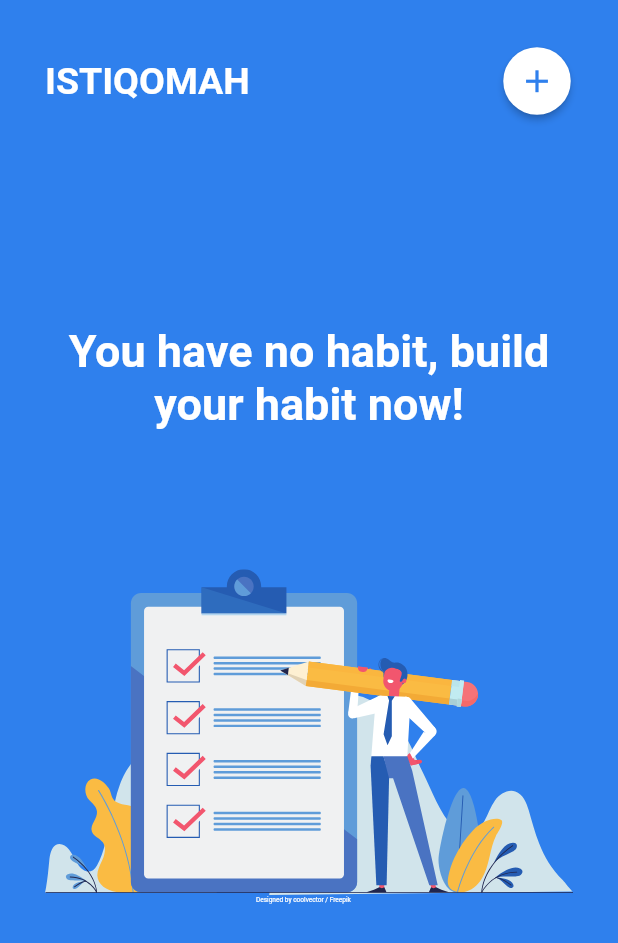
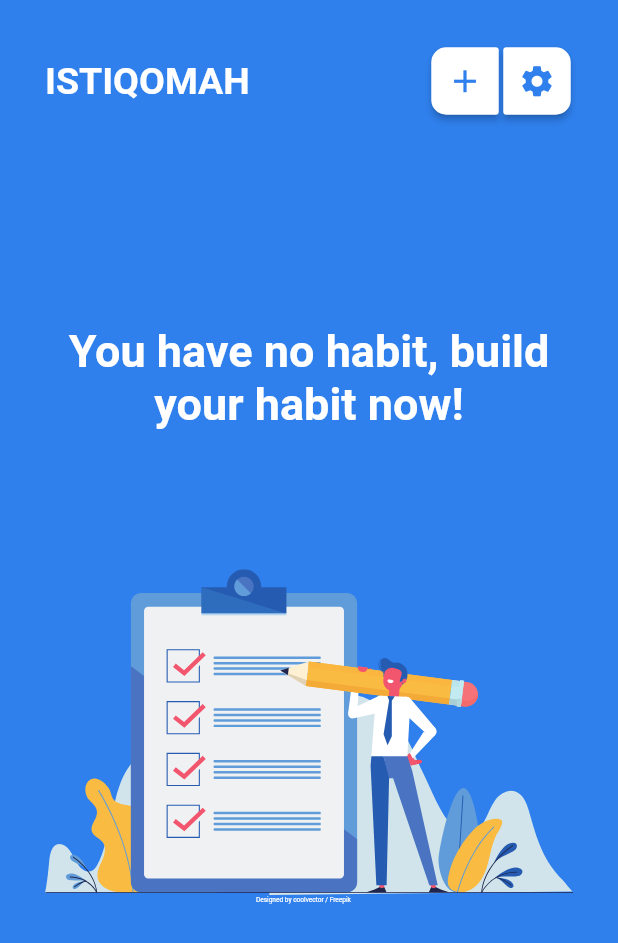
Before and after one commit to dihak/flutter-istiqomah, a Flutter app: the screen it shows after launch, after a tap on "Start", on a phone screen of 412 x 824 dp. Shown: the top 943 px of the screen. Run offline on Flutter 3.47's test engine with Material 2 defaults, Android fonts, the light colour scheme and no system bars; our stand-ins replace flutter_local_notifications, flutter_native_timezone, flutter_svg, shared_preferences, sqflite, timezone; accounts and stored records are empty; Roboto replaces fonts that are missing (ProductSans).

Commit message:
Same as Last one but Cleaner

```diff
--- a/lib/constants/app_theme.dart
+++ b/lib/constants/app_theme.dart
@@ -1,7 +1,23 @@
 import 'package:flutter/material.dart';
 import 'package:istiqomah/constants/font_family.dart';
 
-final ThemeData themeData = new ThemeData(
+ThemeData darkTheme = new ThemeData(
+  fontFamily: FontFamily.productSans,
+  brightness: Brightness.dark,
+  primaryColor: Colors.black,
+  primaryColorBrightness: Brightness.dark,
+  accentColor: Colors.blueAccent[700],
+  accentColorBrightness: Brightness.dark,
+  backgroundColor: Colors.blueAccent[200],
+  canvasColor: Colors.transparent,
+  textTheme: TextTheme(
+    bodyText1: TextStyle(color: Colors.white),
+    bodyText2: TextStyle(color: Colors.white, fontSize: 17),
+  ),
+  iconTheme: IconThemeData(color: Colors.white),
+);
+
+ThemeData blueTheme = new ThemeData(
   fontFamily: FontFamily.productSans,
   brightness: Brightness.dark,
   primaryColor: Color(0xff2F80ED),
--- a/lib/main.dart
+++ b/lib/main.dart
@@ -6,6 +6,8 @@ import 'package:istiqomah/routes.dart';
 import 'package:istiqomah/pages/get_started/index.dart';
 import 'package:provider/provider.dart';
 import 'package:shared_preferences/shared_preferences.dart';
+import 'package:istiqomah/pages/settings/config.dart';
+import 'constants/app_theme.dart';
 
 Future<void> main() async {
   runApp(
@@ -28,6 +30,9 @@ class _IstiqomahAppState extends State<IstiqomahApp> {
   void initState() {
     super.initState();
     _loadStarted();
+    currentTheme.addListener(() {
+      setState(() {});
+    });
   }
 
   @override
@@ -35,9 +40,11 @@ class _IstiqomahAppState extends State<IstiqomahApp> {
     return MaterialApp(
       title: 'ISTIQOMAH',
       routes: Routes.routes,
-      theme: themeData,
+      theme: blueTheme,
+      darkTheme: darkTheme,
+      themeMode: currentTheme.currentTheme(),
       home: Scaffold(
-        backgroundColor: Colors.blue,
+        backgroundColor: Theme.of(context).backgroundColor,
         body: _body,
       ),
     );
--- a/lib/pages/detail/components/calendar/date-item.dart
+++ b/lib/pages/detail/components/calendar/date-item.dart
@@ -1,5 +1,7 @@
 import 'package:flutter/material.dart';
 import 'package:istiqomah/constants/app_theme.dart';
+import 'package:istiqomah/pages/settings/config.dart';
+import '../../../../constants/app_theme.dart';
 
 class DateItem extends StatelessWidget {
   DateItem({
@@ -17,7 +19,7 @@ class DateItem extends StatelessWidget {
   final Function(DateTime) onPressed;
 
   final BoxDecoration activeStyle = BoxDecoration(
-    color: themeData.primaryColor,
+    color: blueTheme.primaryColor,
     shape: BoxShape.circle,
   );
   final BoxDecoration inActiveStyle = BoxDecoration(
--- a/lib/pages/detail/components/chart/monthly_chart.dart
+++ b/lib/pages/detail/components/chart/monthly_chart.dart
@@ -3,6 +3,8 @@ import 'package:flutter/material.dart';
 import 'package:istiqomah/constants/app.dart';
 import 'package:istiqomah/constants/app_theme.dart';
 import 'package:istiqomah/models/habit.dart';
+
+import '../../../../constants/app_theme.dart';
 
 class MonthlyChart extends StatelessWidget {
   final Habit habit;
@@ -52,7 +54,7 @@ class BarChartMonthly extends StatefulWidget {
 }
 
 class BarChartMonthlyState extends State<BarChartMonthly> {
-  final Color barBackgroundColor = themeData.primaryColor;
+  final Color barBackgroundColor = blueTheme.primaryColor;
   final Duration animDuration = const Duration(milliseconds: 250);
 
   int touchedIndex;
--- a/lib/pages/get_started/index.dart
+++ b/lib/pages/get_started/index.dart
@@ -36,7 +36,7 @@ class GetStarted extends StatelessWidget {
         textAlign: TextAlign.center,
         style: TextStyle(
           color: Colors.white,
-          fontSize: 28,
+          fontSize: 40,
           fontWeight: FontWeight.bold,
         ),
       ),
@@ -77,6 +77,7 @@ class GetStarted extends StatelessWidget {
         });
         Navigator.of(context).pushReplacementNamed(Routes.home);
       },
+      shape: RoundedRectangleBorder(borderRadius: BorderRadius.circular(10)),
       child: Text(
         "Start",
         style: TextStyle(fontSize: 18.0),
--- a/lib/pages/home/index.dart
+++ b/lib/pages/home/index.dart
@@ -3,6 +3,7 @@ import 'package:istiqomah/models/habit.dart';
 import 'package:istiqomah/models/notification.dart';
 import 'package:istiqomah/pages/home/components/habit_list.dart';
 import 'package:provider/provider.dart';
+import 'package:istiqomah/routes.dart';
 import 'modal/add.dart';
 
 class Home extends StatefulWidget {
@@ -52,7 +53,9 @@ class _HomeState extends State<Home> {
         ),
         RawMaterialButton(
           fillColor: Colors.white,
-          shape: new CircleBorder(),
+          shape: RoundedRectangleBorder(
+              borderRadius: BorderRadius.horizontal(
+                  right: Radius.circular(2), left: Radius.circular(10))),
           constraints: BoxConstraints.expand(width: 45, height: 45),
           onPressed: () {
             modalAddHabit(context).then(
@@ -77,7 +80,21 @@ class _HomeState extends State<Home> {
             size: 25.0,
             color: Theme.of(context).primaryColor,
           ),
-        )
+        ),
+        RawMaterialButton(
+            fillColor: Colors.white,
+            shape: RoundedRectangleBorder(
+                borderRadius: BorderRadius.horizontal(
+                    left: Radius.circular(2), right: Radius.circular(10))),
+            constraints: BoxConstraints.expand(width: 45, height: 45),
+            onPressed: () {
+              Navigator.of(context).pushReplacementNamed(Routes.settings);
+            },
+            child: Icon(
+              Icons.settings,
+              size: 25.0,
+              color: Theme.of(context).primaryColor,
+            ))
       ]),
     );
   }
--- /dev/null
+++ b/lib/pages/settings/MyTheme.dart
@@ -0,0 +1,14 @@
+import 'package:flutter/material.dart';
+
+class MyTheme with ChangeNotifier {
+  static bool _isDark = false;
+
+  ThemeMode currentTheme() {
+    return _isDark ? ThemeMode.dark : ThemeMode.light;
+  }
+
+  void switchTheme() {
+    _isDark = !_isDark;
+    notifyListeners();
+  }
+}
--- /dev/null
+++ b/lib/pages/settings/config.dart
@@ -0,0 +1,5 @@
+library config.global;
+
+import 'package:istiqomah/pages/settings/MyTheme.dart';
+
+MyTheme currentTheme = MyTheme();
--- a/lib/routes.dart
+++ b/lib/routes.dart
@@ -2,6 +2,7 @@ import 'package:flutter/material.dart';
 import 'package:istiqomah/pages/detail/index.dart';
 import 'package:istiqomah/pages/get_started/index.dart';
 import 'package:istiqomah/pages/home/index.dart';
+import 'package:istiqomah/pages/settings/index.dart';
 
 class Routes {
   Routes._();
@@ -9,11 +10,13 @@ class Routes {
   //static variables
   static const String getStarted = '/getStarted';
   static const String home = '/home';
+  static const String settings = '/settings';
   static const String detail = '/detail';
 
   static final routes = <String, WidgetBuilder>{
     getStarted: (BuildContext context) => GetStarted(),
     home: (BuildContext context) => Home(),
+    settings: (BuildContext context) => Settings(),
     detail: (BuildContext context) => Detail(),
   };
 }
```
Also changed, not shown: lib/pages/settings/index.dart (added, +36 -0 lines).
